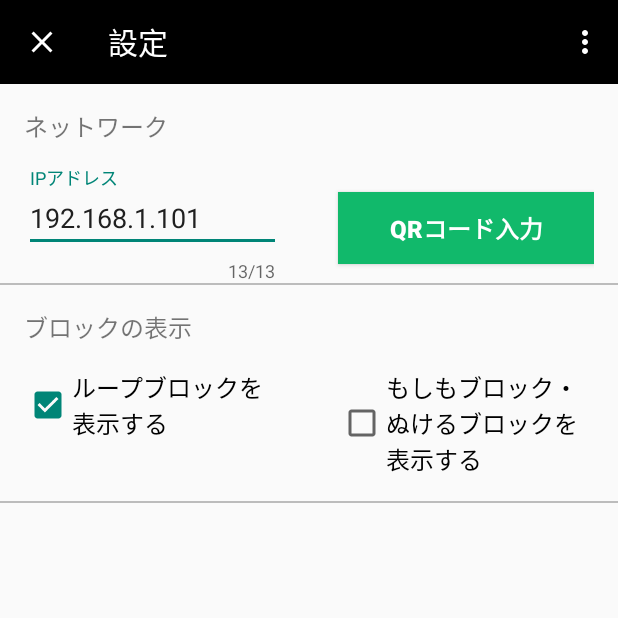
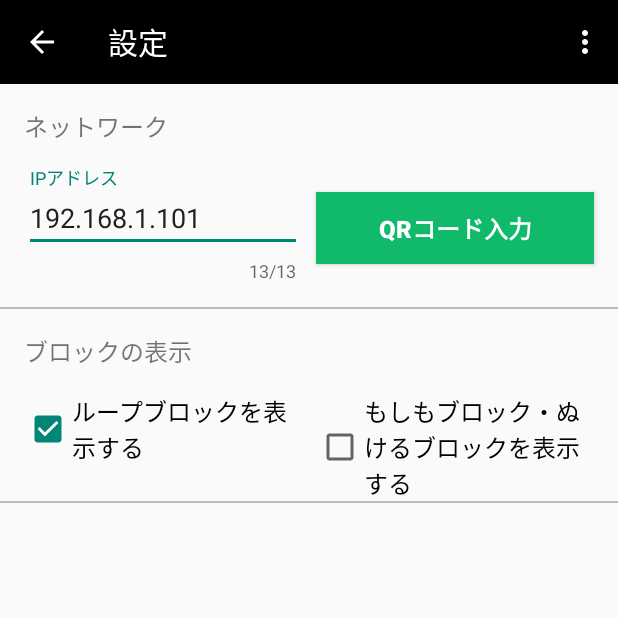
Before and after one commit to t-robop/01-Spica-Android, an Android app: the SettingActivity screen opened directly, with no data from a screen before it, on a phone screen of 412 x 824 dp, the top half of it. Run offline under Robolectric (Android 15) with nearby library versions, the light colour scheme and no system bars; our stand-ins replace data binding; libraries missing offline, so code that uses them is left out: com.google.zxing.integration.

Commit message:
指摘事項の修正

```diff
--- a/app/src/main/java/com/t_robop/yuusuke/a01_spica_android/UI/Script/SettingActivity.java
+++ b/app/src/main/java/com/t_robop/yuusuke/a01_spica_android/UI/Script/SettingActivity.java
@@ -37,7 +37,7 @@ public class SettingActivity extends AppCompatActivity {
         setSupportActionBar(binding.settingToolbar);
         if (getSupportActionBar() != null) {
             getSupportActionBar().setDisplayHomeAsUpEnabled(true);
-            getSupportActionBar().setHomeAsUpIndicator(R.drawable.ic_close_white_24dp);
+            getSupportActionBar().setHomeButtonEnabled(true);
         }
 
         String ip = preferences.getString(preferenceIpKey, "192.168.1.101");
--- a/app/src/main/res/layout/activity_setting.xml
+++ b/app/src/main/res/layout/activity_setting.xml
@@ -1,14 +1,14 @@
 <?xml version="1.0" encoding="utf-8"?>
-<layout>
+<layout xmlns:app="http://schemas.android.com/apk/res-auto">
 
     <data>
+
         <variable
             name="activity"
             type="com.t_robop.yuusuke.a01_spica_android.UI.Script.SettingActivity" />
     </data>
 
     <android.support.constraint.ConstraintLayout xmlns:android="http://schemas.android.com/apk/res/android"
-        xmlns:app="http://schemas.android.com/apk/res-auto"
         xmlns:tools="http://schemas.android.com/tools"
         android:layout_width="match_parent"
         android:layout_height="match_parent"
@@ -26,28 +26,22 @@
 
         </android.support.v7.widget.Toolbar>
 
-        <android.support.constraint.ConstraintLayout
-            android:id="@+id/setting_network_group"
-            android:layout_width="match_parent"
-            android:layout_height="wrap_content"
-            android:layout_margin="16dp"
-            app:layout_constraintTop_toBottomOf="@id/setting_toolbar">
-
         <TextView
             android:id="@+id/setting_header_network"
             android:layout_width="wrap_content"
             android:layout_height="wrap_content"
+            android:layout_margin="16dp"
             android:text="@string/common_network"
             android:textSize="@dimen/setting_text_size_medium"
             app:layout_constraintStart_toStartOf="parent"
-                app:layout_constraintTop_toTopOf="parent"
+            app:layout_constraintTop_toBottomOf="@+id/setting_toolbar"
             tools:text="@string/common_network" />
 
         <android.support.design.widget.TextInputLayout
             android:id="@+id/setting_ip_text_input_layout"
             android:layout_width="0dp"
             android:layout_height="wrap_content"
-                android:layout_marginTop="16dp"
+            android:layout_margin="16dp"
             android:textColorHint="@color/color_green"
             app:counterEnabled="true"
             app:counterMaxLength="13"
@@ -75,49 +69,43 @@
             android:id="@+id/setting_qr_button"
             android:layout_width="0dp"
             android:layout_height="wrap_content"
-                android:layout_marginTop="16dp"
+            android:layout_margin="16dp"
             android:background="@color/color_green"
+            android:onClick="onClickReadQr"
             android:text="@string/activity_setting_button_qr_text"
             android:textColor="@color/white_text_color"
             android:textSize="@dimen/setting_text_size_medium"
             android:textStyle="bold"
-                android:onClick="onClickReadQr"
             app:layout_constraintEnd_toEndOf="parent"
             app:layout_constraintTop_toTopOf="@+id/setting_ip_text_input_layout"
             app:layout_constraintWidth_percent="0.45" />
 
-        </android.support.constraint.ConstraintLayout>
-
         <View
             android:id="@+id/setting_network_divider"
-            android:layout_width="match_parent"
+            android:layout_width="0dp"
             android:layout_height="1dp"
+            android:layout_marginTop="16dp"
             android:background="@color/divider_color"
-            app:layout_constraintTop_toBottomOf="@+id/setting_network_group" />
-
-        <android.support.constraint.ConstraintLayout
-            android:id="@+id/setting_block_group"
-            android:layout_width="match_parent"
-            android:layout_height="wrap_content"
-            android:layout_margin="16dp"
-            android:paddingBottom="16dp"
-            app:layout_constraintTop_toBottomOf="@id/setting_network_divider">
+            app:layout_constraintEnd_toEndOf="parent"
+            app:layout_constraintStart_toStartOf="parent"
+            app:layout_constraintTop_toBottomOf="@+id/setting_ip_text_input_layout" />
 
         <TextView
             android:id="@+id/setting_header_block"
             android:layout_width="wrap_content"
             android:layout_height="wrap_content"
+            android:layout_margin="16dp"
             android:text="@string/activity_setting_header_block"
             android:textSize="@dimen/setting_text_size_medium"
             app:layout_constraintStart_toStartOf="parent"
-                app:layout_constraintTop_toTopOf="parent"
+            app:layout_constraintTop_toBottomOf="@+id/setting_network_divider"
             tools:text="@string/activity_setting_header_block" />
 
         <CheckBox
             android:id="@+id/checkbox_loop"
             android:layout_width="0dp"
             android:layout_height="wrap_content"
-                android:layout_marginTop="16dp"
+            android:layout_margin="16dp"
             android:text="@string/activity_setting_checkbox_text_loop"
             android:textSize="@dimen/setting_text_size_medium"
             app:layout_constraintStart_toStartOf="parent"
@@ -128,20 +116,23 @@
             android:id="@+id/checkbox_if"
             android:layout_width="0dp"
             android:layout_height="wrap_content"
+            android:layout_margin="16dp"
+            android:layout_marginTop="8dp"
             android:text="@string/activity_setting_checkbox_text_if"
             android:textSize="@dimen/setting_text_size_medium"
             app:layout_constraintEnd_toEndOf="parent"
-                app:layout_constraintTop_toTopOf="@id/checkbox_loop"
+            app:layout_constraintTop_toBottomOf="@+id/setting_header_block"
             app:layout_constraintWidth_percent="0.45" />
-
-        </android.support.constraint.ConstraintLayout>
 
         <View
             android:id="@+id/setting_block_divider"
-            android:layout_width="match_parent"
+            android:layout_width="0dp"
             android:layout_height="1dp"
+            android:layout_marginTop="24dp"
             android:background="@color/divider_color"
-            app:layout_constraintTop_toBottomOf="@+id/setting_block_group" />
+            app:layout_constraintEnd_toEndOf="parent"
+            app:layout_constraintStart_toStartOf="parent"
+            app:layout_constraintTop_toBottomOf="@+id/checkbox_loop" />
 
     </android.support.constraint.ConstraintLayout>
 
```
Also changed, not shown: app/src/main/res/layout/activity_setting_detail.xml (+16 -27 lines). Lines whose indentation alone changed are shown as unchanged.
